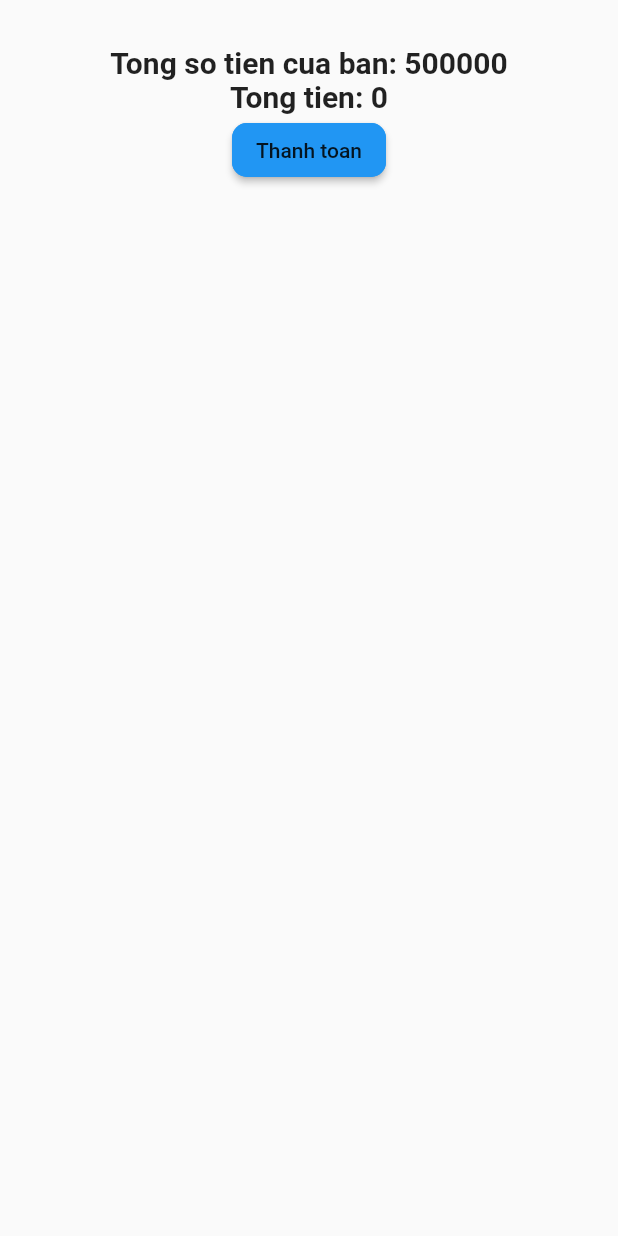
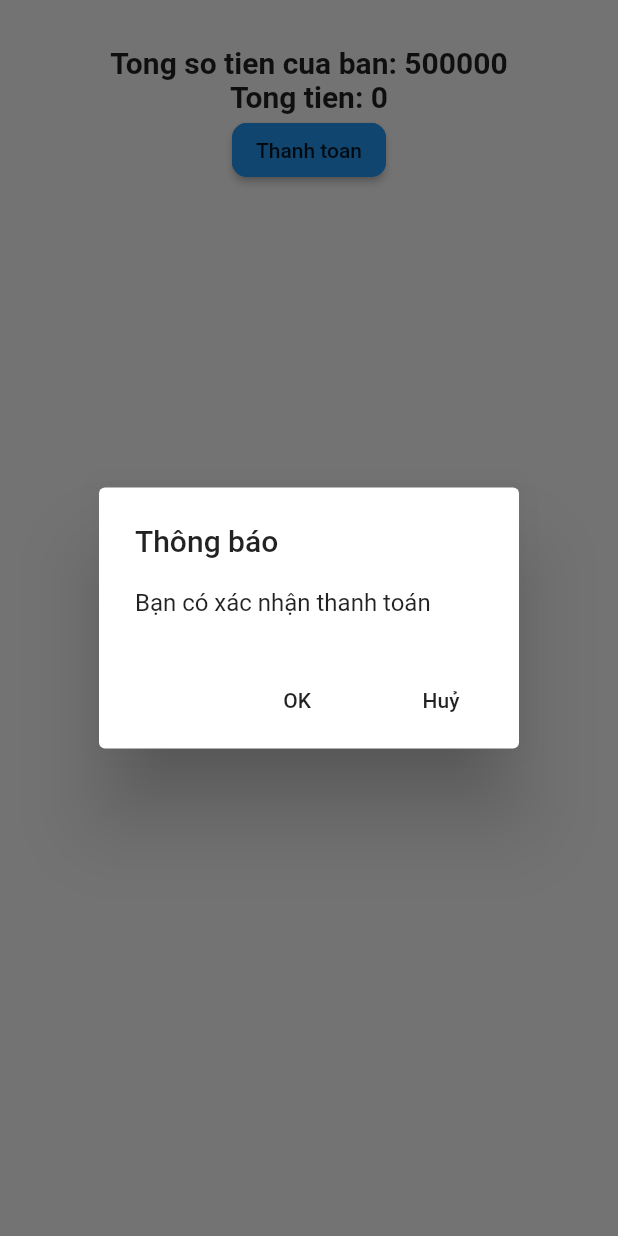
Before and after one commit to Souvenirrr/Movie_app_techmaster, a Flutter app: what calTotalPrice() shows on an empty page, opened directly, after a tap on "Thanh toan", on a phone screen of 412 x 824 dp. Run offline on Flutter 3.47's test engine with Material 2 defaults, Android fonts, the phone set to English and light mode, and no system bars; our stand-ins replace flutter_swiper, shared_preferences, table_calendar, validators; missing offline and left inert: flutter_youtube; accounts and stored records are empty; network calls fail.

```diff
--- a/lib/src/model/register_model.dart
+++ b/lib/src/model/register_model.dart
@@ -1,7 +1,7 @@
 class RegisterModel {
-  int status;
+  String status;
   String msg;
-  int data;
+  String data;
 
   RegisterModel({this.status, this.msg, this.data});
 
--- a/lib/src/ui/booking_page.dart
+++ b/lib/src/ui/booking_page.dart
@@ -175,7 +175,7 @@ class _BookingPageState extends State<BookingPage> {
                                 ),
                                 Row(
                                   crossAxisAlignment: CrossAxisAlignment.center,
-                                  mainAxisAlignment: MainAxisAlignment.center,
+                                  mainAxisAlignment: MainAxisAlignment.spaceEvenly,
                                   children: schedule.data[index].cinemaData
                                       .map((value) => RaisedButton(
                                             color: Colors.white,
--- a/lib/src/ui/seat_page.dart
+++ b/lib/src/ui/seat_page.dart
@@ -89,7 +89,10 @@ class _SeatPageState extends State<SeatPage> {
                     border: Border.all(color: Colors.black),
                     borderRadius: BorderRadius.circular(10),
                   ),
-                  child: Text("Screen", style: TextStyle(fontWeight: FontWeight.bold, fontSize: 18, color: Colors.white),),
+                  child: Text("Screen", style: TextStyle(
+                      fontWeight: FontWeight.bold,
+                      fontSize: 18,
+                      color: Colors.white),),
                 ),
                 seatModel == null
                     ? Center(
@@ -101,8 +104,14 @@ class _SeatPageState extends State<SeatPage> {
                   child: Column(
                     children: <Widget>[
                       Container(
-                              height: MediaQuery.of(context).size.height / 2,
-                              width: MediaQuery.of(context).size.width,
+                        height: MediaQuery
+                            .of(context)
+                            .size
+                            .height / 2,
+                        width: MediaQuery
+                            .of(context)
+                            .size
+                            .width,
                         child: ListView.builder(
                           scrollDirection: Axis.vertical,
                           itemCount: seatModel.data.length,
@@ -120,7 +129,8 @@ class _SeatPageState extends State<SeatPage> {
                                   children: seatModel
                                       .data[index].seats
                                       .map(
-                                              (value) => Seat(
+                                        (value) =>
+                                        Seat(
                                             seatModel
                                                 .data[index].row +
                                                 value.number.toString(),
@@ -164,7 +174,7 @@ class calTotalPrice extends StatelessWidget {
         children: <Widget>[
           Container(
             child: Text("Tong so tien cua ban: " + Counter().myMoney.toString(),
-              style: TextStyle(fontSize: 20,fontWeight: FontWeight.bold),),
+              style: TextStyle(fontSize: 20, fontWeight: FontWeight.bold),),
           ),
           Container(
             child: Text(
@@ -180,7 +190,16 @@ class calTotalPrice extends StatelessWidget {
             child: Text("Thanh toan"),
             color: Colors.blue,
             onPressed: () {
-              if(counter._totalPrice != 0) {
+              showDialog(context: context,
+                builder: (BuildContext context) {
+                  return AlertDialog(
+                    title: Text("Thông báo"),
+                    content: Text("Bạn có xác nhận thanh toán"),
+                    actions: <Widget>[
+                      FlatButton(
+                        child: Text("OK"),
+                        onPressed: () {
+                          if (counter._totalPrice != 0) {
                             if (counter.myMoney >= counter._totalPrice) {
                               showDialog(
                                 context: context,
@@ -221,6 +240,17 @@ class calTotalPrice extends StatelessWidget {
                           }
                         },
                       ),
+                      FlatButton(
+                        child: Text("Huỷ"),
+                        onPressed: () {
+                          Navigator.pop(context);
+                        },
+                      ),
+                    ],
+                  );
+                },);
+            },
+          ),
         ],
       ),
     );
```
Also changed, not shown: lib/src/ui/register.dart (+4 -22 lines). Lines whose indentation alone changed are shown as unchanged.
